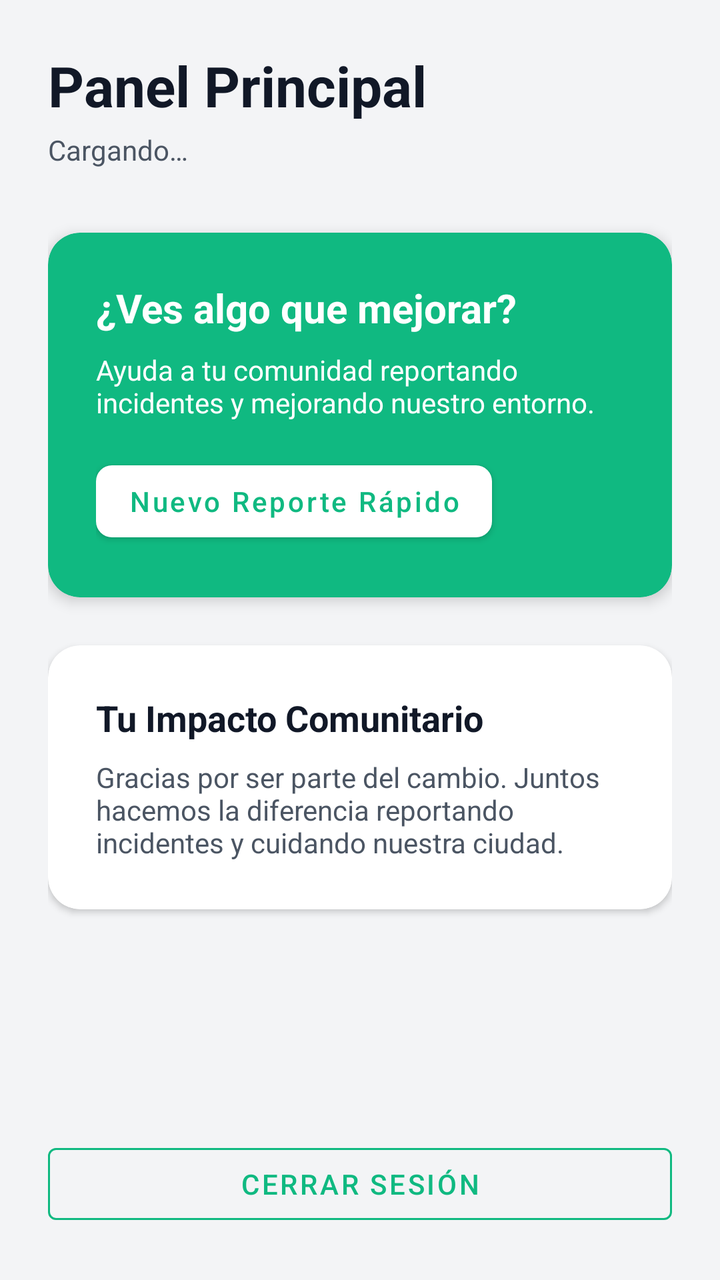
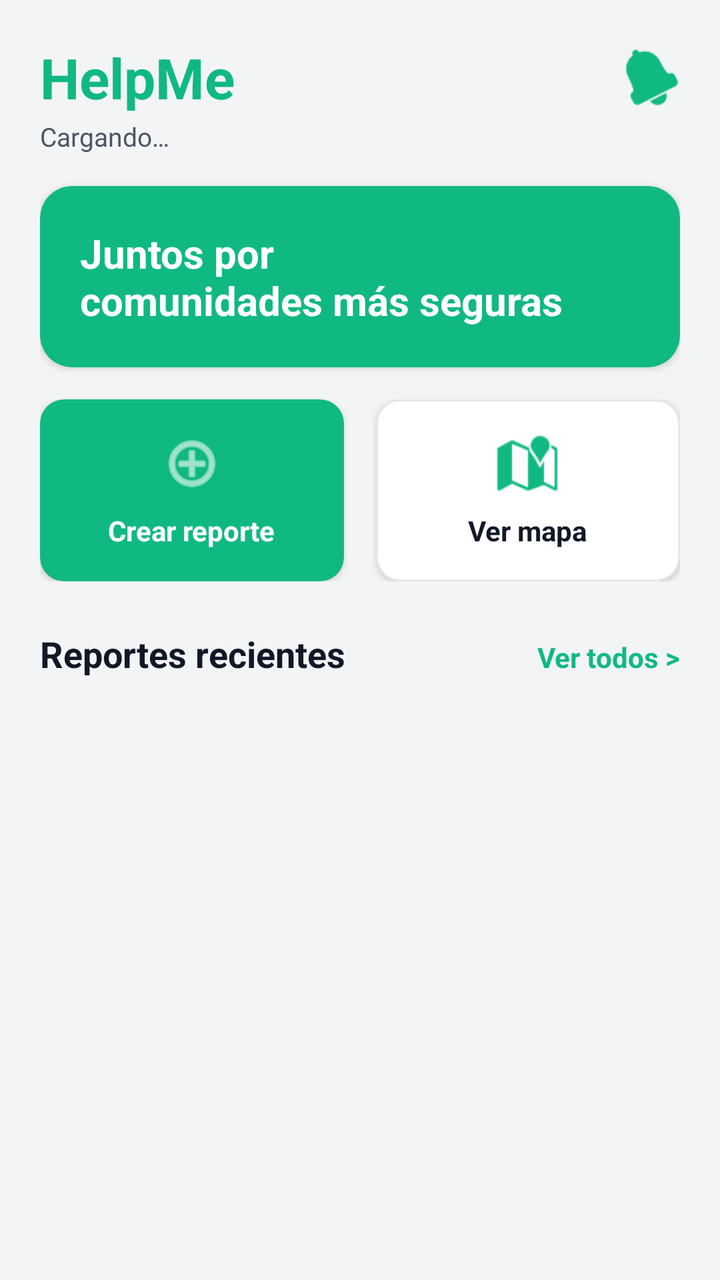

Screens rendered from an Android XML layout before and after an edit, with the pre-edit source and the edit as a unified diff.
<!-- AndroidManifest.xml: application theme Theme.HelpMe -->
<!-- res/layout/fragment_home.xml -->
<?xml version="1.0" encoding="utf-8"?>
<ScrollView xmlns:android="http://schemas.android.com/apk/res/android"
    xmlns:app="http://schemas.android.com/apk/res-auto"
    android:layout_width="match_parent"
    android:layout_height="match_parent"
    android:background="@color/helpme_background"
    android:fillViewport="true">

    <androidx.constraintlayout.widget.ConstraintLayout
        android:layout_width="match_parent"
        android:layout_height="wrap_content"
        android:padding="24dp">

        <TextView
            android:id="@+id/tvTitle"
            android:layout_width="wrap_content"
            android:layout_height="wrap_content"
            android:text="@string/dashboard_title"
            android:textColor="@color/helpme_text_primary"
            android:textSize="28sp"
            android:textStyle="bold"
            app:layout_constraintStart_toStartOf="parent"
            app:layout_constraintTop_toTopOf="parent" />

        <TextView
            android:id="@+id/tvWelcome"
            android:layout_width="wrap_content"
            android:layout_height="wrap_content"
            android:layout_marginTop="4dp"
            android:text="@string/loading"
            android:textColor="@color/helpme_text_secondary"
            android:textSize="14sp"
            app:layout_constraintStart_toStartOf="parent"
            app:layout_constraintTop_toBottomOf="@id/tvTitle" />

        
        <com.google.android.material.card.MaterialCardView
            android:id="@+id/cardHero"
            android:layout_width="match_parent"
            android:layout_height="wrap_content"
            android:layout_marginTop="32dp"
            app:cardBackgroundColor="@color/helpme_green"
            app:cardCornerRadius="16dp"
            app:cardElevation="4dp"
            app:strokeWidth="0dp"
            app:layout_constraintTop_toBottomOf="@id/tvWelcome">

            <LinearLayout
                android:layout_width="match_parent"
                android:layout_height="wrap_content"
                android:orientation="vertical"
                android:padding="24dp">

                <TextView
                    android:layout_width="wrap_content"
                    android:layout_height="wrap_content"
                    android:text="@string/dashboard_hero_title"
                    android:textColor="@color/white"
                    android:textSize="20sp"
                    android:textStyle="bold" />

                <TextView
                    android:layout_width="wrap_content"
                    android:layout_height="wrap_content"
                    android:layout_marginTop="8dp"
                    android:text="@string/dashboard_hero_desc"
                    android:textColor="@color/white"
                    android:textSize="14sp" />

                <com.google.android.material.button.MaterialButton
                    android:id="@+id/btnQuickReport"
                    style="@style/Widget.MaterialComponents.Button"
                    android:layout_width="wrap_content"
                    android:layout_height="wrap_content"
                    android:layout_marginTop="16dp"
                    android:text="@string/dashboard_quick_report_btn"
                    android:textAllCaps="false"
                    android:textColor="@color/helpme_green"
                    app:backgroundTint="@color/white"
                    app:cornerRadius="8dp" />
            </LinearLayout>
        </com.google.android.material.card.MaterialCardView>

        
        <com.google.android.material.card.MaterialCardView
            android:id="@+id/cardImpact"
            android:layout_width="match_parent"
            android:layout_height="wrap_content"
            android:layout_marginTop="24dp"
            app:cardBackgroundColor="@color/white"
            app:cardCornerRadius="16dp"
            app:cardElevation="2dp"
            app:strokeWidth="0dp"
            app:layout_constraintTop_toBottomOf="@id/cardHero">

            <LinearLayout
                android:layout_width="match_parent"
                android:layout_height="wrap_content"
                android:orientation="vertical"
                android:padding="24dp">

                <TextView
                    android:layout_width="wrap_content"
                    android:layout_height="wrap_content"
                    android:text="@string/dashboard_impact_title"
                    android:textColor="@color/helpme_text_primary"
                    android:textSize="18sp"
                    android:textStyle="bold" />

                <TextView
                    android:layout_width="wrap_content"
                    android:layout_height="wrap_content"
                    android:layout_marginTop="8dp"
                    android:text="@string/dashboard_impact_desc"
                    android:textColor="@color/helpme_text_secondary"
                    android:textSize="14sp" />
            </LinearLayout>
        </com.google.android.material.card.MaterialCardView>

        
        <com.google.android.material.button.MaterialButton
            android:id="@+id/btnLogout"
            style="@style/Widget.MaterialComponents.Button.OutlinedButton"
            android:layout_width="match_parent"
            android:layout_height="wrap_content"
            android:layout_marginTop="48dp"
            android:text="@string/logout_button"
            android:textColor="@color/helpme_green"
            app:strokeColor="@color/helpme_green"
            app:layout_constraintTop_toBottomOf="@id/cardImpact"
            app:layout_constraintBottom_toBottomOf="parent"
            app:layout_constraintVertical_bias="1.0" />

    </androidx.constraintlayout.widget.ConstraintLayout>
</ScrollView>
<!-- resources referenced by this layout -->
<resources>
  <color name="helpme_background">#F3F4F6</color>
  <color name="helpme_green">#10B981</color>
  <color name="helpme_text_primary">#111827</color>
  <color name="helpme_text_secondary">#4B5563</color>
  <color name="white">#FFFFFFFF</color>
  <string name="dashboard_hero_desc">Ayuda a tu comunidad reportando incidentes y mejorando nuestro entorno.</string>
  <string name="dashboard_hero_title">¿Ves algo que mejorar?</string>
  <string name="dashboard_impact_desc">Gracias por ser parte del cambio. Juntos hacemos la diferencia reportando incidentes y cuidando nuestra ciudad.</string>
  <string name="dashboard_impact_title">Tu Impacto Comunitario</string>
  <string name="dashboard_quick_report_btn">Nuevo Reporte Rápido</string>
  <string name="dashboard_title">Panel Principal</string>
  <string name="loading">Cargando…</string>
  <string name="logout_button">Cerrar sesión</string>
  <style name="Theme.HelpMe" parent="Base.Theme.HelpMe" />
  <style name="Base.Theme.HelpMe" parent="Theme.MaterialComponents.Light.NoActionBar">
          <item name="colorPrimary">@color/helpme_green</item>
          <item name="colorPrimaryVariant">@color/helpme_green_dark</item>
          <item name="colorOnPrimary">@color/white</item>
          <item name="android:windowBackground">@color/helpme_background</item>
          
          <item name="android:textColorPrimary">@color/helpme_text_primary</item>
          <item name="android:textColorSecondary">@color/helpme_text_secondary</item>
      </style>
  <color name="helpme_green_dark">#059669</color>
</resources>

<!-- the commit's change to res/layout/fragment_home.xml (unified diff, before → after) -->
@@ -9,39 +9,50 @@
     <androidx.constraintlayout.widget.ConstraintLayout
         android:layout_width="match_parent"
         android:layout_height="wrap_content"
-        android:padding="24dp">
-
+        android:padding="20dp">
+
+        
         <TextView
             android:id="@+id/tvTitle"
             android:layout_width="wrap_content"
             android:layout_height="wrap_content"
-            android:text="@string/dashboard_title"
-            android:textColor="@color/helpme_text_primary"
+            android:text="HelpMe"
+            android:textColor="@color/helpme_green"
             android:textSize="28sp"
             android:textStyle="bold"
             app:layout_constraintStart_toStartOf="parent"
             app:layout_constraintTop_toTopOf="parent" />
 
+        <ImageView
+            android:id="@+id/ivNotificationBell"
+            android:layout_width="28dp"
+            android:layout_height="28dp"
+            android:src="@android:drawable/ic_popup_reminder"
+            app:layout_constraintBottom_toBottomOf="@id/tvTitle"
+            app:layout_constraintEnd_toEndOf="parent"
+            app:layout_constraintTop_toTopOf="@id/tvTitle"
+            app:tint="@color/helpme_green" />
+
         <TextView
             android:id="@+id/tvWelcome"
             android:layout_width="wrap_content"
             android:layout_height="wrap_content"
-            android:layout_marginTop="4dp"
+            android:layout_marginTop="2dp"
             android:text="@string/loading"
             android:textColor="@color/helpme_text_secondary"
-            android:textSize="14sp"
+            android:textSize="13sp"
             app:layout_constraintStart_toStartOf="parent"
             app:layout_constraintTop_toBottomOf="@id/tvTitle" />
 
         
         <com.google.android.material.card.MaterialCardView
-            android:id="@+id/cardHero"
+            android:id="@+id/cardBanner"
             android:layout_width="match_parent"
             android:layout_height="wrap_content"
-            android:layout_marginTop="32dp"
+            android:layout_marginTop="16dp"
             app:cardBackgroundColor="@color/helpme_green"
             app:cardCornerRadius="16dp"
-            app:cardElevation="4dp"
+            app:cardElevation="2dp"
             app:strokeWidth="0dp"
             app:layout_constraintTop_toBottomOf="@id/tvWelcome">
 
@@ -49,87 +60,144 @@
                 android:layout_width="match_parent"
                 android:layout_height="wrap_content"
                 android:orientation="vertical"
-                android:padding="24dp">
+                android:padding="20dp">
 
                 <TextView
                     android:layout_width="wrap_content"
                     android:layout_height="wrap_content"
-                    android:text="@string/dashboard_hero_title"
+                    android:text="Juntos por\ncomunidades más seguras"
                     android:textColor="@color/white"
                     android:textSize="20sp"
                     android:textStyle="bold" />
-
-                <TextView
-                    android:layout_width="wrap_content"
-                    android:layout_height="wrap_content"
-                    android:layout_marginTop="8dp"
-                    android:text="@string/dashboard_hero_desc"
-                    android:textColor="@color/white"
-                    android:textSize="14sp" />
-
-                <com.google.android.material.button.MaterialButton
-                    android:id="@+id/btnQuickReport"
-                    style="@style/Widget.MaterialComponents.Button"
-                    android:layout_width="wrap_content"
-                    android:layout_height="wrap_content"
-                    android:layout_marginTop="16dp"
-                    android:text="@string/dashboard_quick_report_btn"
-                    android:textAllCaps="false"
-                    android:textColor="@color/helpme_green"
-                    app:backgroundTint="@color/white"
-                    app:cornerRadius="8dp" />
             </LinearLayout>
         </com.google.android.material.card.MaterialCardView>
 
         
-        <com.google.android.material.card.MaterialCardView
-            android:id="@+id/cardImpact"
+        <LinearLayout
+            android:id="@+id/llActions"
             android:layout_width="match_parent"
             android:layout_height="wrap_content"
+            android:layout_marginTop="16dp"
+            android:orientation="horizontal"
+            app:layout_constraintTop_toBottomOf="@id/cardBanner">
+
+            
+            <com.google.android.material.card.MaterialCardView
+                android:id="@+id/cardCreateReport"
+                android:layout_width="0dp"
+                android:layout_height="wrap_content"
+                android:layout_marginEnd="8dp"
+                android:layout_weight="1"
+                app:cardBackgroundColor="@color/helpme_green"
+                app:cardCornerRadius="12dp"
+                app:cardElevation="2dp"
+                app:strokeWidth="0dp">
+
+                <LinearLayout
+                    android:layout_width="match_parent"
+                    android:layout_height="wrap_content"
+                    android:gravity="center"
+                    android:orientation="vertical"
+                    android:padding="16dp">
+
+                    <ImageView
+                        android:layout_width="32dp"
+                        android:layout_height="32dp"
+                        android:src="@android:drawable/ic_menu_add"
+                        app:tint="@color/white" />
+
+                    <TextView
+                        android:layout_width="wrap_content"
+                        android:layout_height="wrap_content"
+                        android:layout_marginTop="8dp"
+                        android:text="Crear reporte"
+                        android:textColor="@color/white"
+                        android:textSize="14sp"
+                        android:textStyle="bold" />
+                </LinearLayout>
+            </com.google.android.material.card.MaterialCardView>
+
+            
+            <com.google.android.material.card.MaterialCardView
+                android:id="@+id/cardViewMap"
+                android:layout_width="0dp"
+                android:layout_height="wrap_content"
+                android:layout_marginStart="8dp"
+                android:layout_weight="1"
+                app:cardBackgroundColor="@color/white"
+                app:cardCornerRadius="12dp"
+                app:cardElevation="2dp"
+                app:strokeColor="@color/helpme_divider"
+                app:strokeWidth="1dp">
+
+                <LinearLayout
+                    android:layout_width="match_parent"
+                    android:layout_height="wrap_content"
+                    android:gravity="center"
+                    android:orientation="vertical"
+                    android:padding="16dp">
+
+                    <ImageView
+                        android:layout_width="32dp"
+                        android:layout_height="32dp"
+                        android:src="@android:drawable/ic_dialog_map"
+                        app:tint="@color/helpme_green" />
+
+                    <TextView
+                        android:layout_width="wrap_content"
+                        android:layout_height="wrap_content"
+                        android:layout_marginTop="8dp"
+                        android:text="Ver mapa"
+                        android:textColor="@color/helpme_text_primary"
+                        android:textSize="14sp"
+                        android:textStyle="bold" />
+                </LinearLayout>
+            </com.google.android.material.card.MaterialCardView>
+        </LinearLayout>
+
+        
+        <TextView
+            android:id="@+id/tvRecentHeader"
+            android:layout_width="wrap_content"
+            android:layout_height="wrap_content"
             android:layout_marginTop="24dp"
-            app:cardBackgroundColor="@color/white"
-            app:cardCornerRadius="16dp"
-            app:cardElevation="2dp"
-            app:strokeWidth="0dp"
-            app:layout_constraintTop_toBottomOf="@id/cardHero">
-
-            <LinearLayout
-                android:layout_width="match_parent"
-                android:layout_height="wrap_content"
-                android:orientation="vertical"
-                android:padding="24dp">
-
-                <TextView
-                    android:layout_width="wrap_content"
-                    android:layout_height="wrap_content"
-                    android:text="@string/dashboard_impact_title"
-                    android:textColor="@color/helpme_text_primary"
-                    android:textSize="18sp"
-                    android:textStyle="bold" />
-
-                <TextView
-                    android:layout_width="wrap_content"
-                    android:layout_height="wrap_content"
-                    android:layout_marginTop="8dp"
-                    android:text="@string/dashboard_impact_desc"
-                    android:textColor="@color/helpme_text_secondary"
-                    android:textSize="14sp" />
-            </LinearLayout>
-        </com.google.android.material.card.MaterialCardView>
-
-        
-        <com.google.android.material.button.MaterialButton
-            android:id="@+id/btnLogout"
-            style="@style/Widget.MaterialComponents.Button.OutlinedButton"
+            android:text="Reportes recientes"
+            android:textColor="@color/helpme_text_primary"
+            android:textSize="18sp"
+            android:textStyle="bold"
+            app:layout_constraintStart_toStartOf="parent"
+            app:layout_constraintTop_toBottomOf="@id/llActions" />
+
+        <TextView
+            android:id="@+id/tvSeeAll"
+            android:layout_width="wrap_content"
+            android:layout_height="wrap_content"
+            android:text="Ver todos >"
+            android:textColor="@color/helpme_green"
+            android:textSize="14sp"
+            android:textStyle="bold"
+            app:layout_constraintBaseline_toBaselineOf="@id/tvRecentHeader"
+            app:layout_constraintEnd_toEndOf="parent" />
+
+        
+        <androidx.recyclerview.widget.RecyclerView
+            android:id="@+id/rvRecentReports"
             android:layout_width="match_parent"
             android:layout_height="wrap_content"
-            android:layout_marginTop="48dp"
-            android:text="@string/logout_button"
-            android:textColor="@color/helpme_green"
-            app:strokeColor="@color/helpme_green"
-            app:layout_constraintTop_toBottomOf="@id/cardImpact"
-            app:layout_constraintBottom_toBottomOf="parent"
-            app:layout_constraintVertical_bias="1.0" />
+            android:layout_marginTop="12dp"
+            android:nestedScrollingEnabled="false"
+            app:layoutManager="androidx.recyclerview.widget.LinearLayoutManager"
+            app:layout_constraintTop_toBottomOf="@id/tvRecentHeader" />
+
+        <ProgressBar
+            android:id="@+id/progressBar"
+            android:layout_width="wrap_content"
+            android:layout_height="wrap_content"
+            android:layout_marginTop="24dp"
+            android:indeterminateTint="@color/helpme_green"
+            app:layout_constraintEnd_toEndOf="parent"
+            app:layout_constraintStart_toStartOf="parent"
+            app:layout_constraintTop_toBottomOf="@id/tvRecentHeader" />
 
     </androidx.constraintlayout.widget.ConstraintLayout>
 </ScrollView>
<!-- resource entries referenced after the edit -->
@@ -1,18 +1,12 @@
 <!-- resources referenced by this layout -->
 <resources>
   <color name="helpme_background">#F3F4F6</color>
+  <color name="helpme_divider">#E5E7EB</color>
   <color name="helpme_green">#10B981</color>
   <color name="helpme_text_primary">#111827</color>
   <color name="helpme_text_secondary">#4B5563</color>
   <color name="white">#FFFFFFFF</color>
-  <string name="dashboard_hero_desc">Ayuda a tu comunidad reportando incidentes y mejorando nuestro entorno.</string>
-  <string name="dashboard_hero_title">¿Ves algo que mejorar?</string>
-  <string name="dashboard_impact_desc">Gracias por ser parte del cambio. Juntos hacemos la diferencia reportando incidentes y cuidando nuestra ciudad.</string>
-  <string name="dashboard_impact_title">Tu Impacto Comunitario</string>
-  <string name="dashboard_quick_report_btn">Nuevo Reporte Rápido</string>
-  <string name="dashboard_title">Panel Principal</string>
   <string name="loading">Cargando…</string>
-  <string name="logout_button">Cerrar sesión</string>
   <style name="Theme.HelpMe" parent="Base.Theme.HelpMe" />
   <style name="Base.Theme.HelpMe" parent="Theme.MaterialComponents.Light.NoActionBar">
           <item name="colorPrimary">@color/helpme_green</item>
